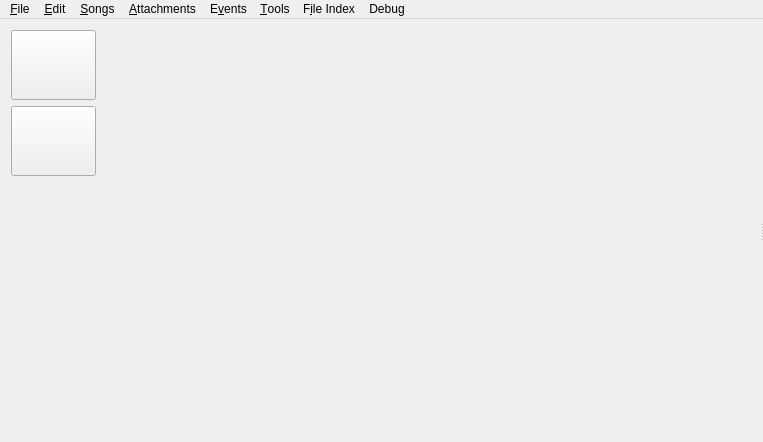
Old version of the form src/mainwindow.ui in the repository pasbi/CAN.
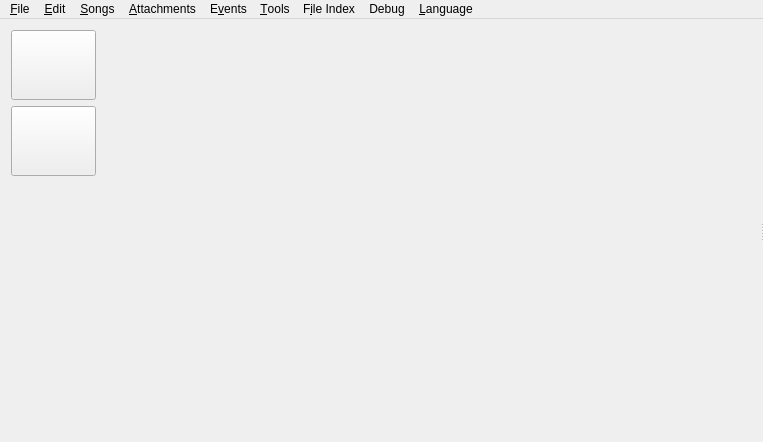
New version of the form. Icons and pictures are not drawn. Custom widgets are drawn as their Qt base class.

Commit message: Language can be changed

Diff of the .ui file:
```diff
--- a/src/mainwindow.ui
+++ b/src/mainwindow.ui
@@ -271,6 +271,11 @@
     </widget>
     <addaction name="menuVisible_attributes"/>
    </widget>
+   <widget class="QMenu" name="menu_Language">
+    <property name="title">
+     <string>&amp;Language</string>
+    </property>
+   </widget>
    <addaction name="menu_File"/>
    <addaction name="menuEdit"/>
    <addaction name="menuSongs"/>
@@ -279,6 +284,7 @@
    <addaction name="menuTools"/>
    <addaction name="menuFile_Index"/>
    <addaction name="menuDebug"/>
+   <addaction name="menu_Language"/>
   </widget>
   <action name="actionNew_Project">
    <property name="text">
```
The commit also changes 6 other files.
